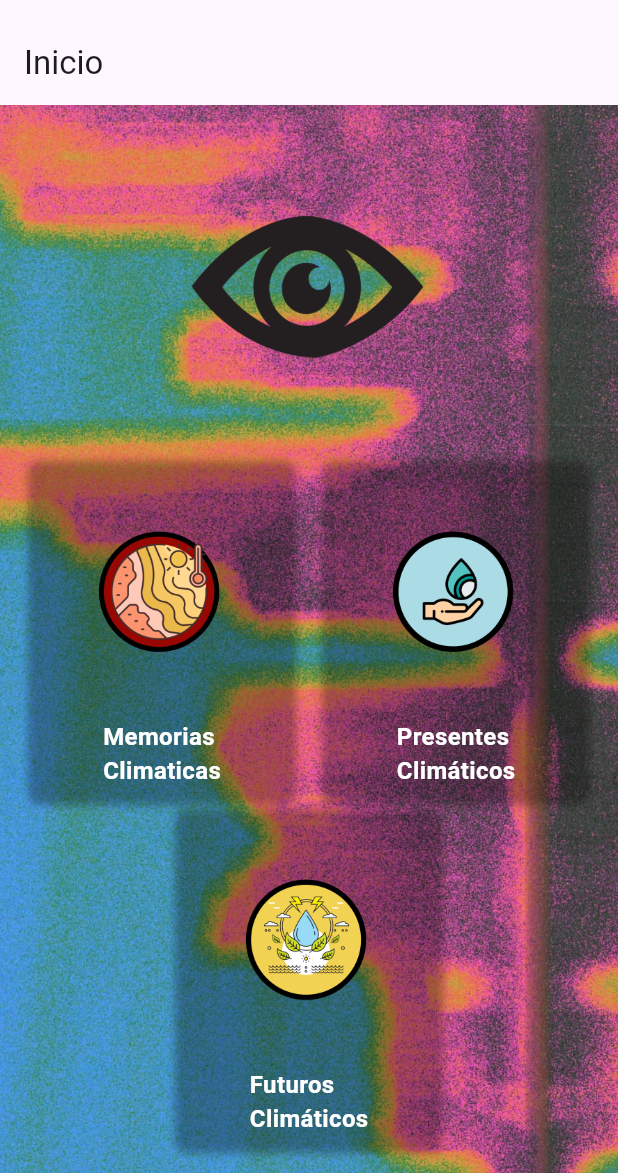
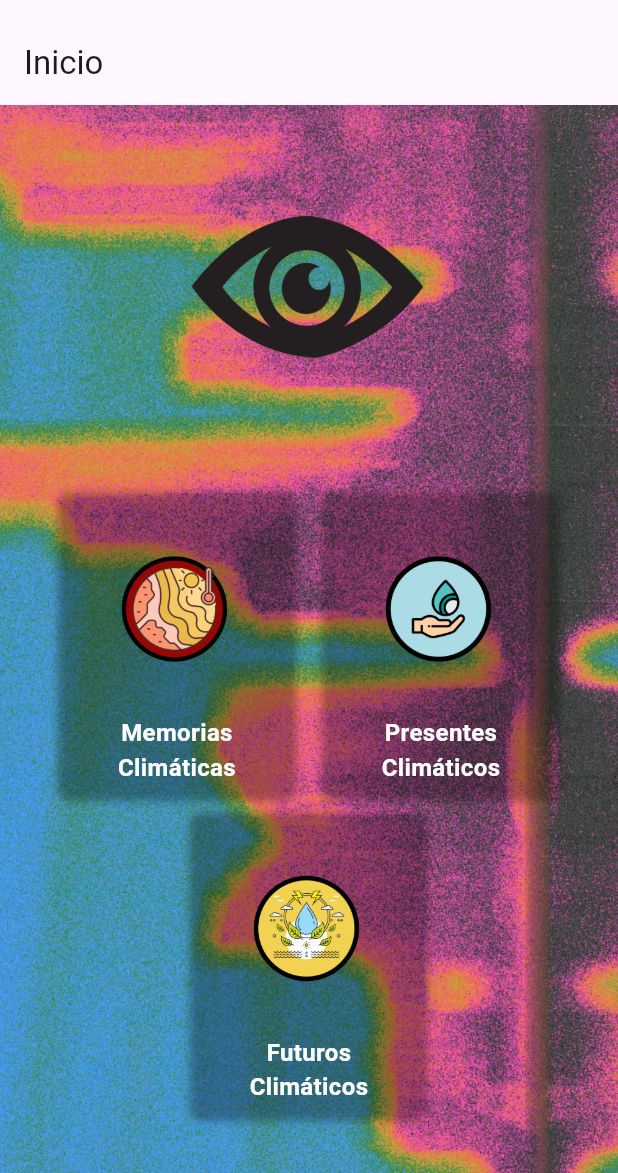
Before and after one commit to Zycky/Geoescopio, a Flutter app: the screen it shows after launch, on a phone screen of 412 x 824 dp, the part 63-1236 px from its top. Run offline on Flutter 3.47's test engine with Material 3 defaults, Android fonts, the phone set to English and light mode, and no system bars; our stand-ins replace sidebarx.

Commit message:
lo arregla todo

```diff
--- a/lib/routes/home_page.dart
+++ b/lib/routes/home_page.dart
@@ -27,12 +27,12 @@ class HomePage extends StatelessWidget {
               child: Center(
                 child: Wrap(
                   spacing: 20, // Espacio horizontal entre los elementos
-                  runSpacing: 5, // Espacio vertical entre las filas de elementos
+                  runSpacing: 10, // Espacio vertical entre las filas de elementos
                   alignment: WrapAlignment.center, // Alineación horizontal
                   children: [
                     _buildImageButton(
                       imagePath: 'assets/img/memorias-climaticas.png', // Ruta a la imagen para Aplicación 1
-                      label: 'Memorias\nClimaticas',
+                      label: 'Memorias\nClimáticas',
                       color: const Color.fromARGB(0, 68, 137, 255), // Color de fondo del contenedor
                       url: 'https://tageo.maps.arcgis.com/apps/instant/slider/index.html?appid=8c8bb3b4c62b4707b93f64cd40bfb3dd', // URL para Aplicación 1
                     ),
@@ -81,23 +81,26 @@ class HomePage extends StatelessWidget {
       ),
       child: Column(
         mainAxisSize: MainAxisSize.min,
+        mainAxisAlignment: MainAxisAlignment.center,
+        crossAxisAlignment: CrossAxisAlignment.center,
         children: [
           GestureDetector(
             onTap: () => _launchURL(url), // Abre la URL cuando se toca la imagen
             child: Image.asset(
               imagePath,
-              width: 160, // Ajusta el tamaño de la imagen
-              height: 160, // Ajusta el tamaño de la imagen
+              width: 140, // Ajusta el tamaño de la imagen
+              height: 140, // Ajusta el tamaño de la imagen
             ),
           ),
-          SizedBox(height: 5),
+          SizedBox(height: 1), // Espacio entre la imagen y el texto
           Text(
             label,
+            textAlign: TextAlign.center,
             style: TextStyle(
               fontSize: 16,
               color: Colors.white,
               fontWeight: FontWeight.bold
-              ),
+            ),
           ),
         ],
       ),
--- a/lib/routes/pluriversos.dart
+++ b/lib/routes/pluriversos.dart
@@ -2,14 +2,12 @@ import 'package:concentric_transition/concentric_transition.dart';
 import 'package:flutter/material.dart';
 import 'package:url_launcher/url_launcher.dart';
 
-
 class PageData {
   final String? title;
-
   final Color bgColor;
   final Color textColor;
   final String? videoUrl; // URL del video de YouTube
-  final String? imagePath; // URL de la imagen
+  final String? imagePath; // Ruta de la imagen
 
   const PageData({
     this.title,
@@ -19,7 +17,6 @@ class PageData {
     this.imagePath,
   });
 }
-
 
 class PluriversosPage extends StatelessWidget {
   const PluriversosPage({super.key});
@@ -34,14 +31,7 @@ class PluriversosPage extends StatelessWidget {
         nextButtonBuilder: (context) => Padding(
           padding: const EdgeInsets.only(left: 1), // visual center
         ),
-        // enable itemcount to disable infinite scroll
-        // itemCount: pages.length,
-        // opacityFactor: 1.0,
-        // scaleFactor: 0.1,
         verticalPosition: 0.7,
-        // direction: Axis.vertical,
-        // itemCount: pages.length,
-        //physics: NeverScrollableScrollPhysics(),
         itemBuilder: (index) {
           final page = pages[index % pages.length];
           return SafeArea(
@@ -55,7 +45,6 @@ class PluriversosPage extends StatelessWidget {
 
 final pages = [
   const PageData(
-
     title: "Colaboración en Iniciativas Regenerativas.",
     bgColor: Color.fromARGB(255, 255, 255, 255),
     textColor: Color.fromARGB(255, 0, 0, 0),
@@ -63,7 +52,6 @@ final pages = [
     imagePath: "assets/img/iniciativas_regenerativas.png",
   ),
   const PageData(
-
     title: "Pequeñas manos y pequeñas lombrices mejoran el clima.",
     bgColor: Color.fromARGB(255, 255, 255, 255),
     textColor: Color.fromARGB(255, 0, 0, 0),
@@ -72,6 +60,7 @@ final pages = [
   ),
   // Añadir más páginas según sea necesario
 ];
+
 class _Page extends StatelessWidget {
   final PageData page;
 
@@ -105,14 +94,14 @@ class _Page extends StatelessWidget {
               color: page.textColor,
             ),
             child: page.imagePath != null
-                ? Image.network(
+                ? Image.asset(
                     page.imagePath!,
                     width: screenHeight * 0.3,
                     height: screenHeight * 0.3,
                     fit: BoxFit.cover,
                   )
-                    : SizedBox.shrink(), // Añadir un widget de sustitución si no hay imagePath
-                  ),
+                : SizedBox.shrink(), // Añadir un widget de sustitución si no hay imagePath
+          ),
           Text(
             page.title ?? "",
             style: TextStyle(
```
